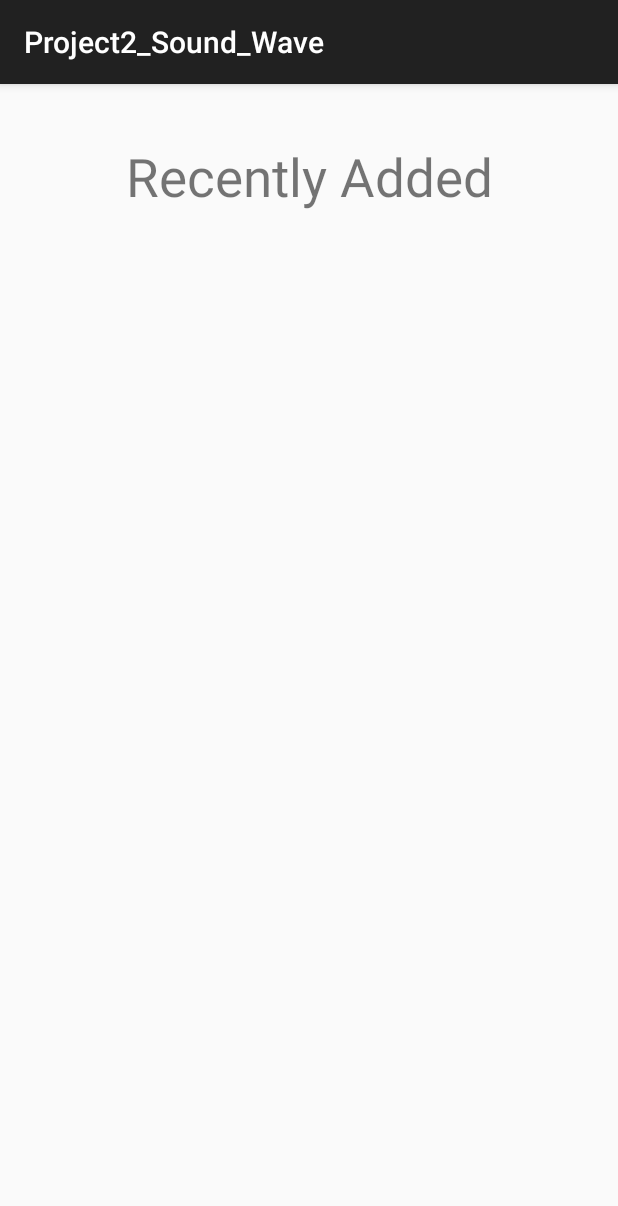
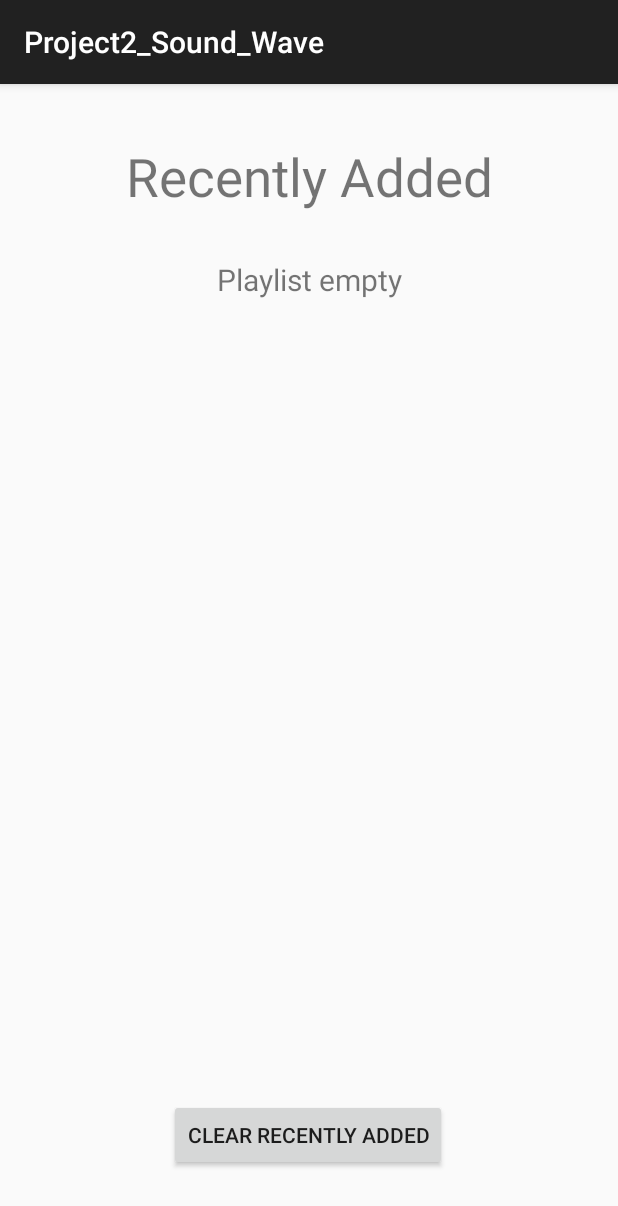
Before and after one commit to jeslynsee/Project2_Sound_Wave, an Android app: the Options_Page screen opened directly, with no data from a screen before it, after a tap on "RECENTLY ADDED", on a phone screen of 412 x 824 dp. Shown: the top 1206 px of the screen. Run offline under Robolectric (Android 15) with nearby library versions, the phone set to English and light mode, and no system bars; our stand-ins replace Room's generated code; 5 statements that could not run were skipped.

Commit message:
Completed and fully implemented all my methods/tasks. Going to style app now, after merging with master

```diff
--- a/app/src/main/java/com/example/project2_sound_wave/Options_Page.java
+++ b/app/src/main/java/com/example/project2_sound_wave/Options_Page.java
@@ -69,7 +69,7 @@ public class Options_Page extends AppCompatActivity {
         binding.recentlyAddedButton.setOnClickListener(new View.OnClickListener() {
             @Override
             public void onClick(View v) {
-               Intent intent = Recently_Added_Page.recentlyAddedPageIntentFactory(getApplicationContext());
+               Intent intent = Recently_Added_Page.recentlyAddedPageIntentFactory(getApplicationContext(), loggedInUserId);
                startActivity(intent);
             }
         });
--- a/app/src/main/java/com/example/project2_sound_wave/Recently_Added_Page.java
+++ b/app/src/main/java/com/example/project2_sound_wave/Recently_Added_Page.java
@@ -1,27 +1,104 @@
 package com.example.project2_sound_wave;
 
 import androidx.appcompat.app.AppCompatActivity;
+import androidx.lifecycle.LiveData;
+import androidx.lifecycle.Observer;
 
 import android.content.Context;
 import android.content.Intent;
 import android.os.Bundle;
+import android.util.TypedValue;
+import android.view.Gravity;
+import android.view.View;
+import android.widget.LinearLayout;
+import android.widget.TextView;
+import android.widget.Toast;
 
+import com.example.project2_sound_wave.database.SoundWaveRepository;
+import com.example.project2_sound_wave.database.entities.Playlist;
 import com.example.project2_sound_wave.databinding.ActivityRecentlyAddedPageBinding;
 
 public class Recently_Added_Page extends AppCompatActivity {
     ActivityRecentlyAddedPageBinding binding;
+    SoundWaveRepository repository;
+    public static final String RECENTLY_ADDED_USER_ID = "com.example.project2_sound_wave.RECENTLY_ADDED_USER_ID";
+
+    private int userId;
     @Override
     protected void onCreate(Bundle savedInstanceState) {
         super.onCreate(savedInstanceState);
         binding = ActivityRecentlyAddedPageBinding.inflate(getLayoutInflater());
         setContentView(binding.getRoot());
+
+        repository = SoundWaveRepository.getRepository(getApplication());
+
+        userId = getIntent().getIntExtra(RECENTLY_ADDED_USER_ID, 0);
+
+        displayRecentlyAddedArtists();
+
+        binding.clearRecentlyAddedButton.setOnClickListener(new View.OnClickListener() {
+            @Override
+            public void onClick(View v) {
+                binding.LayoutForDisplayingArtists.removeAllViews();
+                Toast.makeText(Recently_Added_Page.this, "Successfully cleared your Recently Added!", Toast.LENGTH_SHORT).show();
+            }
+        });
     }
 
-    static Intent recentlyAddedPageIntentFactory(Context context) {
+    private void displayRecentlyAddedArtists() {
+        LiveData<String> liveDataUsername = repository.getUserNameByUserId(userId);
+        liveDataUsername.observe(Recently_Added_Page.this, new Observer<String>() {
+            @Override
+            public void onChanged(String username) {
+                repository.getPlaylistByUserName(username).observe(Recently_Added_Page.this, new Observer<Playlist>() {
+                    @Override
+                    public void onChanged(Playlist playlist) {
+                        LinearLayout displayRecentlyAddedArtists = binding.LayoutForDisplayingArtists;
+                        displayRecentlyAddedArtists.removeAllViews();
+
+                        if (playlist.getArtist5() != null) {
+                            addArtistDisplay(displayRecentlyAddedArtists, playlist.getArtist5());
+                        }
+
+                        if (playlist.getArtist4() != null) {
+                            addArtistDisplay(displayRecentlyAddedArtists, playlist.getArtist4());
+                        }
+
+                        if (playlist.getArtist3() != null) {
+                            addArtistDisplay(displayRecentlyAddedArtists, playlist.getArtist3());
+                        }
+
+                        if (playlist.getArtist2() != null) {
+                            addArtistDisplay(displayRecentlyAddedArtists, playlist.getArtist2());
+                        }
+
+                        if (playlist.getArtist1() != null) {
+                            addArtistDisplay(displayRecentlyAddedArtists, playlist.getArtist1());
+                        } else {
+                            addArtistDisplay(displayRecentlyAddedArtists, "Playlist empty");
+                        }
+
+                    }
+                });
+            }
+        });
+
+    }
+
+    private void addArtistDisplay(LinearLayout artistLayout, String artist) {
+        if (artist!= null) {
+            TextView textView = new TextView(Recently_Added_Page.this);
+            textView.setText(artist);
+            textView.setTextSize(TypedValue.COMPLEX_UNIT_SP, 20);
+            textView.setGravity(Gravity.CENTER);
+            artistLayout.addView(textView);
+        }
+    }
+
+    static Intent recentlyAddedPageIntentFactory(Context context, int userId) {
         Intent intent = new Intent(context, Recently_Added_Page.class);
+        intent.putExtra(RECENTLY_ADDED_USER_ID, userId);
         return intent;
     }
 
-    // display User's playlist, select in descending order to show "recently added"
-
 }
--- a/app/src/main/java/com/example/project2_sound_wave/Sign_Up_Page.java
+++ b/app/src/main/java/com/example/project2_sound_wave/Sign_Up_Page.java
@@ -13,8 +13,6 @@ import com.example.project2_sound_wave.database.SoundWaveRepository;
 import com.example.project2_sound_wave.database.entities.Playlist;
 import com.example.project2_sound_wave.database.entities.User;
 import com.example.project2_sound_wave.databinding.ActivitySignUpPageBinding;
-
-import java.util.ArrayList;
 
 public class Sign_Up_Page extends AppCompatActivity {
     ActivitySignUpPageBinding binding;
--- a/app/src/main/java/com/example/project2_sound_wave/database/SoundWaveRepository.java
+++ b/app/src/main/java/com/example/project2_sound_wave/database/SoundWaveRepository.java
@@ -4,7 +4,6 @@ import android.app.Application;
 import android.util.Log;
 
 import androidx.lifecycle.LiveData;
-import androidx.lifecycle.Observer;
 
 import com.example.project2_sound_wave.database.entities.Playlist;
 import com.example.project2_sound_wave.database.entities.SoundWave;
--- a/app/src/main/java/com/example/project2_sound_wave/database/entities/User.java
+++ b/app/src/main/java/com/example/project2_sound_wave/database/entities/User.java
@@ -13,7 +13,7 @@ public class User {
     private int id;
 
     private String username;
-    private String password; // needs to be changed, should use hashing function
+    private String password;
 
     private boolean isAdmin;
 
--- a/app/src/main/res/layout/activity_recently_added_page.xml
+++ b/app/src/main/res/layout/activity_recently_added_page.xml
@@ -17,4 +17,31 @@
         app:layout_constraintEnd_toEndOf="parent"
         app:layout_constraintStart_toStartOf="parent"
         app:layout_constraintTop_toTopOf="parent" />
+
+    <LinearLayout
+        android:id="@+id/LayoutForDisplayingArtists"
+        android:layout_width="401dp"
+        android:layout_height="541dp"
+        android:orientation="vertical"
+        app:layout_constraintBottom_toBottomOf="parent"
+        app:layout_constraintEnd_toEndOf="parent"
+        app:layout_constraintStart_toStartOf="parent"
+        app:layout_constraintTop_toBottomOf="@+id/recently_added_Title_textView"
+        app:layout_constraintVertical_bias="0.205">
+    </LinearLayout>
+
+    <Button
+        android:id="@+id/clear_recently_added_button"
+        android:layout_width="wrap_content"
+        android:layout_height="wrap_content"
+        android:layout_marginTop="16dp"
+        android:text="@string/clear_recently_added"
+        app:layout_constraintBottom_toBottomOf="parent"
+        app:layout_constraintEnd_toEndOf="parent"
+        app:layout_constraintHorizontal_bias="0.498"
+        app:layout_constraintStart_toStartOf="parent"
+        app:layout_constraintTop_toBottomOf="@+id/LayoutForDisplayingArtists"
+        app:layout_constraintVertical_bias="0.058" />
+
+
 </androidx.constraintlayout.widget.ConstraintLayout>
--- a/app/src/main/res/values/strings.xml
+++ b/app/src/main/res/values/strings.xml
@@ -57,4 +57,5 @@
     <string name="delete_artist">Delete Artist</string>
     <string name="no_artists_found">No artists found.</string>
     <string name="view_artists">View Artists</string>
+    <string name="clear_recently_added">Clear Recently Added</string>
 </resources>
```
